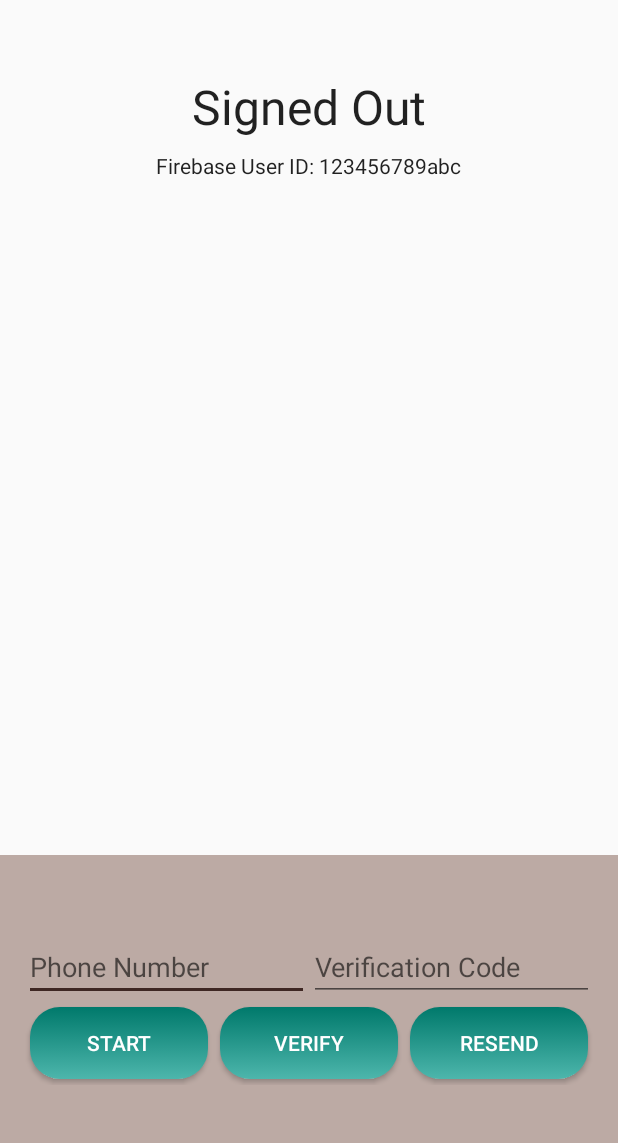
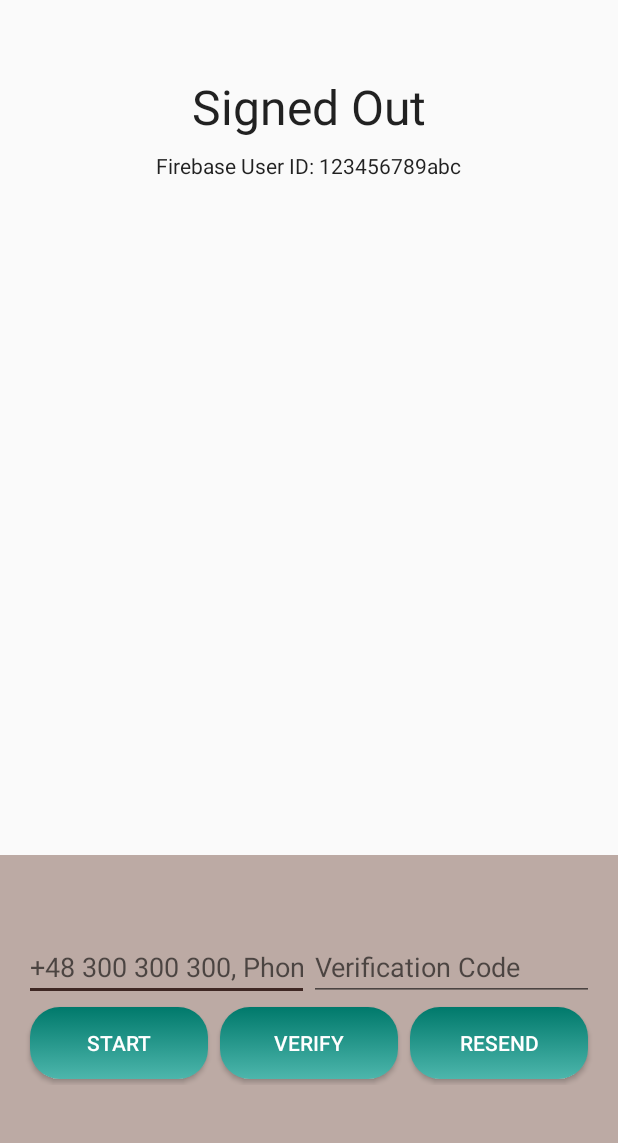
Before and after one commit to deepakbhatia/Capstone-Project, an Android app: the layout activity_phone_auth.xml on its own in the app's theme, with its tools: preview values and no code run, on a phone screen of 412 x 824 dp, the part 72-1215 px from its top. Run offline under Robolectric (Android 15) with nearby library versions, the phone set to English and light mode, and no system bars.

Commit message:
Hint Clarity.
Prevent View from rolling up

```diff
--- a/app/src/main/AndroidManifest.xml
+++ b/app/src/main/AndroidManifest.xml
@@ -31,7 +31,8 @@
 
         <activity
             android:name=".CentralActivity"
-            android:label="@string/title_activity_central">
+            android:label="@string/title_activity_central"
+            android:windowSoftInputMode="adjustPan">
             <intent-filter>
                 <action android:name="android.intent.action.MAIN" />
 
@@ -50,7 +51,8 @@
             android:label="@string/title_activity_settings"></activity>
 
         <activity android:name=".PhoneAuthActivity"
-            android:parentActivityName=".CentralActivity">
+            android:parentActivityName=".CentralActivity"
+            android:windowSoftInputMode="adjustPan">
             <meta-data
                 android:name="android.support.PARENT_ACTIVITY"
                 android:value=".CentralActivity" />
--- a/app/src/main/java/com/obelix/receiptsbox/ReceiptItemFragment.java
+++ b/app/src/main/java/com/obelix/receiptsbox/ReceiptItemFragment.java
@@ -142,6 +142,8 @@ public class ReceiptItemFragment extends Fragment implements
 
     public static String RECEIPT_SORT_TYPE = "type";
 
+    public static String RECEIPT_FIREBASE_SORT = "priority";
+
     @Subscribe(threadMode = ThreadMode.MAIN)
     public void onMessageEvent(SortBy sortBy){
 //        Toast.makeText(getActivity(), sortBy.type+":"+sortBy.type, Toast.LENGTH_SHORT).show();
@@ -149,7 +151,7 @@ public class ReceiptItemFragment extends Fragment implements
         if(sortBy.type.contains(RECEIPT_SORT_DATE))
         {
             if(Constants.authenticated){
-                new QueryFirebaseTask(this).execute("priority",String.valueOf((Long.parseLong(sortBy.value))));
+                new QueryFirebaseTask(this).execute(RECEIPT_FIREBASE_SORT,String.valueOf((Long.parseLong(sortBy.value))));
             }else{
                 Bundle bundle = new Bundle();
 
@@ -325,7 +327,7 @@ public class ReceiptItemFragment extends Fragment implements
             }
         }
 
-
+        if(isAdded())
         getLoaderManager().restartLoader(RECEIPT_LOADER, null, this);
     }
 
--- a/app/src/main/res/values/strings.xml
+++ b/app/src/main/res/values/strings.xml
@@ -55,7 +55,7 @@
     <string name="start_phone_auth" translatable="true">Start</string>
     <string name="verify_phone_auth" translatable="true">Verify</string>
     <string name="resend_phone_auth" translatable="true">Resend</string>
-    <string name="hint_phone_number" translatable="true">Phone Number</string>
+    <string name="hint_phone_number" translatable="true">+48 300 300 300, Phone Number </string>
     <string name="hint_verification_code" translatable="true">Verification Code</string>
     <string name="status_code_sent" translatable="true">Code Sent</string>
     <string name="status_verification_failed" translatable="true">Verification failed</string>
```
